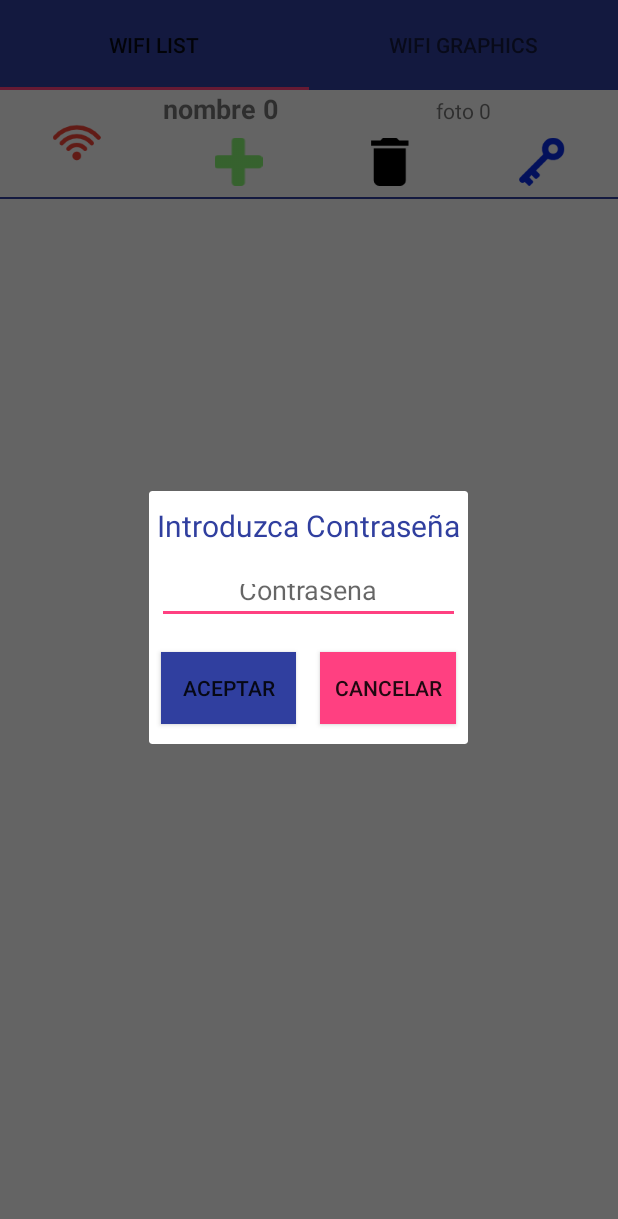
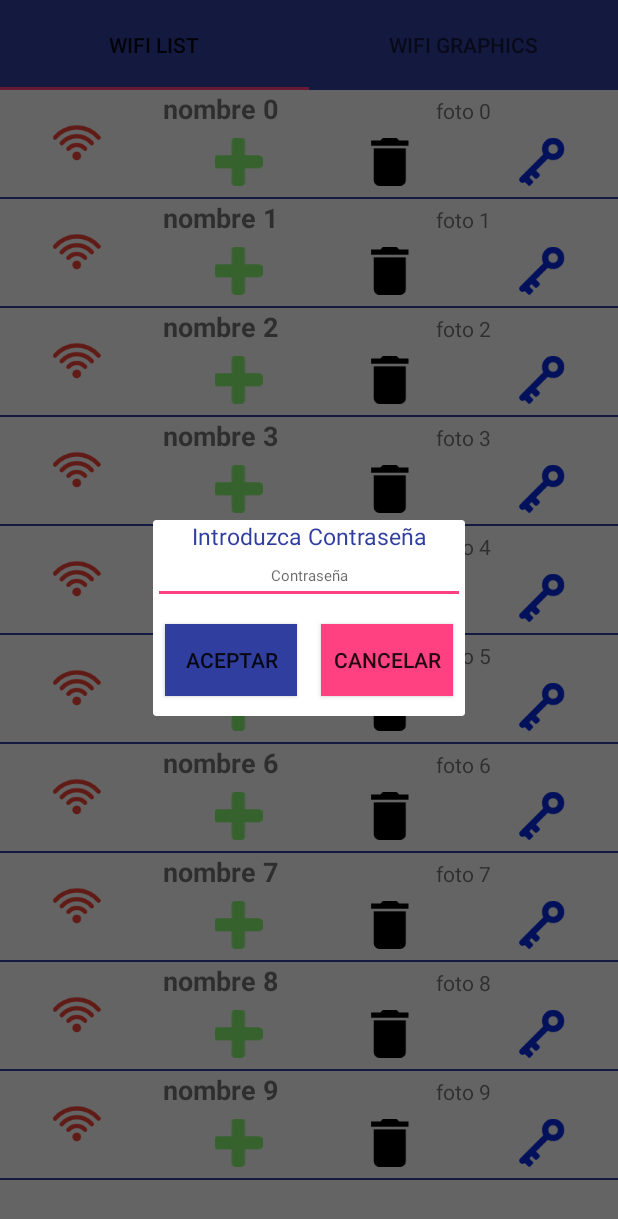
Before and after one commit to makhnnar/wifiviewer, an Android app: the fragment AddWifiDialog placed in its activity, on a phone screen of 412 x 824 dp. Shown: the top 1219 px of the screen. Run offline under Robolectric (Android 15) with nearby library versions, the phone set to English and light mode, and no system bars; libraries missing offline, so code that uses them is left out: com.github.mikephil.charting; 17 statements that could not run were skipped.

Commit message:
Adding Graphics

```diff
--- a/app/src/main/java/com/testapplication/makhnnar/wifiviewerinit/home/wifigraphics/WifiGraphicsFragment.java
+++ b/app/src/main/java/com/testapplication/makhnnar/wifiviewerinit/home/wifigraphics/WifiGraphicsFragment.java
@@ -7,10 +7,14 @@ import android.view.LayoutInflater;
 import android.view.View;
 import android.view.ViewGroup;
 
-import com.github.mikephil.charting.charts.LineChart;
+import com.github.mikephil.charting.charts.BarChart;
+
+import com.github.mikephil.charting.components.Legend;
+import com.github.mikephil.charting.data.BarData;
+import com.github.mikephil.charting.data.BarDataSet;
+import com.github.mikephil.charting.data.BarEntry;
 import com.github.mikephil.charting.data.Entry;
-import com.github.mikephil.charting.data.LineData;
-import com.github.mikephil.charting.data.LineDataSet;
+
 import com.testapplication.makhnnar.wifiviewerinit.R;
 import com.testapplication.makhnnar.wifiviewerinit.home.wifilist.model.WifiListItemData;
 
@@ -26,7 +30,10 @@ public class WifiGraphicsFragment  extends Fragment
 
     private ArrayList<WifiListItemData> mDataset = new ArrayList<>();
 
-    List<Entry> entries = new ArrayList<Entry>();
+    private ArrayList<String> etiquetas = new ArrayList<>();
+
+
+    List<BarEntry> entries = new ArrayList<BarEntry>();
 
     public static WifiGraphicsFragment newInstance() {
 
@@ -50,7 +57,7 @@ public class WifiGraphicsFragment  extends Fragment
 
         //presenter = new ListaAmigosPresenter(this, getActivity());
 
-        LineChart chart = (LineChart) view.findViewById(R.id.chart);
+        BarChart chart = (BarChart) view.findViewById(R.id.chart);
 
         for (int i = 0; i < 10; i++) {
             mDataset.add(new WifiListItemData("nombre " + i, "mensaje " + i, "foto " + i, i));
@@ -59,21 +66,95 @@ public class WifiGraphicsFragment  extends Fragment
         int i = 1;
 
         for(WifiListItemData data : mDataset) {
+            BarEntry barEntry = new BarEntry(i,data.getIntensity());
 
             // turn your data into Entry objects
-            entries.add(new Entry(i,data.getIntensity()));
+            entries.add(barEntry);
+
+            etiquetas.add("etiqueta " + i);
 
             i++;
 
         }
 
-        LineDataSet dataSet = new LineDataSet(entries, "Label"); // add entries to dataset
+
+        BarDataSet set = new BarDataSet(entries, "Signal Intensity");
+
+        /*set.setColors(new int[] {
+                R.color.colorAccent,
+                R.color.colorPrimary,
+                R.color.colorPrimaryDark,
+                R.color.colorPrimary
+        }, getContext());*/
+
+
+       Legend l = chart.getLegend();
+
+
+
+        /*l.setExtra(
+                new int[]{
+                        R.color.colorAccent,
+                        R.color.colorPrimary,
+                        R.color.colorPrimaryDark,
+                        R.color.colorPrimary,
+                        R.color.colorAccent,
+                        R.color.colorPrimary,
+                        R.color.colorPrimaryDark,
+                        R.color.colorPrimary,
+                        R.color.colorAccent,
+                        R.color.colorPrimary
+                },
+                new String[]{
+
+                        "etiqueta 1",
+                        "etiqueta 2",
+                        "etiqueta 3",
+                        "etiqueta 4",
+                        "etiqueta 5",
+                        "etiqueta 6",
+                        "etiqueta 7",
+                        "etiqueta 8",
+                        "etiqueta 9",
+                        "etiqueta 10"
+
+
+        });*/
+
+
+
+        l.setFormSize(10f); // set the size of the legend forms/shapes
+        l.setForm(Legend.LegendForm.CIRCLE); // set what type of form/shape should be used
+        l.setTextSize(12f);
+        l.setTextColor(Color.BLACK);
+        l.setXEntrySpace(5f); // set the space between the legend entries on the x-axis
+        l.setYEntrySpace(5f); // set the space between the legend entries on the y-axis
+
+        set.setStackLabels(new String [] {
+                "etiqueta 1",
+                "etiqueta 2",
+                "etiqueta 3",
+                "etiqueta 4",
+                "etiqueta 5",
+                "etiqueta 6",
+                "etiqueta 7",
+                "etiqueta 8",
+                "etiqueta 9",
+                "etiqueta 10"
+
+
+        });
+
+        BarData data = new BarData(set);
+        data.setBarWidth(0.9f); // set custom bar width
+        chart.setData(data);
+        chart.setFitBars(true); // make the x-axis fit exactly all bars
+        chart.invalidate(); // refresh
+
+        /*BarDataSet dataSet = new BarDataSet(entries, "Label"); // add entries to dataset
         dataSet.setColor(Color.BLUE);
-        dataSet.setValueTextColor(Color.BLACK);
+        dataSet.setValueTextColor(Color.BLACK);*/
 
-        LineData lineData = new LineData(dataSet);
-        chart.setData(lineData);
-        chart.invalidate(); // refresh
 
         return view;
     }
--- a/app/src/main/java/com/testapplication/makhnnar/wifiviewerinit/home/wifilist/WifiListAdapter.java
+++ b/app/src/main/java/com/testapplication/makhnnar/wifiviewerinit/home/wifilist/WifiListAdapter.java
@@ -3,6 +3,7 @@ package com.testapplication.makhnnar.wifiviewerinit.home.wifilist;
 import android.content.Context;
 import android.support.annotation.NonNull;
 import android.support.v7.widget.RecyclerView;
+import android.util.Log;
 import android.view.LayoutInflater;
 import android.view.View;
 import android.view.ViewGroup;
@@ -26,9 +27,9 @@ public class WifiListAdapter extends RecyclerView.Adapter<WifiListAdapter.ViewHo
         TextView tv_wli_nombre_wifi;
         TextView tv_wli_pass;
         ImageView iv_wli_foto_signal;
-        ImageView tv_wli_add;
-        ImageView tv_wli_delete;
-        ImageView tv_wli_ver_pass;
+        ImageView iv_wli_add;
+        ImageView iv_wli_delete;
+        ImageView iv_wli_ver_pass;
 
 
         ViewHolder(View v) {
@@ -37,9 +38,9 @@ public class WifiListAdapter extends RecyclerView.Adapter<WifiListAdapter.ViewHo
             tv_wli_nombre_wifi = v.findViewById(R.id.tv_wli_nombre_wifi);
             tv_wli_pass = v.findViewById(R.id.tv_wli_pass);
             iv_wli_foto_signal = v.findViewById(R.id.iv_wli_foto_signal);
-            tv_wli_add = v.findViewById(R.id.tv_wli_add);
-            tv_wli_delete = v.findViewById(R.id.tv_wli_delete);
-            tv_wli_ver_pass = v.findViewById(R.id.tv_wli_ver_pass);
+            iv_wli_add = v.findViewById(R.id.iv_wli_add);
+            iv_wli_delete = v.findViewById(R.id.iv_wli_delete);
+            iv_wli_ver_pass = v.findViewById(R.id.iv_wli_ver_pass);
 
         }
     }
@@ -48,6 +49,8 @@ public class WifiListAdapter extends RecyclerView.Adapter<WifiListAdapter.ViewHo
     public WifiListAdapter(Context context, ArrayList<WifiListItemData> myDataset) {
         mDataset = myDataset;
         mContext = context;
+
+        Log.i("cualquiera", "WifiListAdapter: " + mDataset.size());
     }
 
     @NonNull
@@ -62,6 +65,7 @@ public class WifiListAdapter extends RecyclerView.Adapter<WifiListAdapter.ViewHo
 
     @Override
     public void onBindViewHolder(@NonNull ViewHolder holder, final int position) {
+        Log.i("cualquiera", "onBindViewHolder: " + mDataset.get(position).toString());
 
         holder.tv_wli_nombre_wifi.setText(mDataset.get(position).getNombre());
         holder.tv_wli_pass.setText(mDataset.get(position).getPassword());
@@ -76,7 +80,7 @@ public class WifiListAdapter extends RecyclerView.Adapter<WifiListAdapter.ViewHo
             }
         });
 
-        holder.tv_wli_add.setOnClickListener(new View.OnClickListener() {
+        holder.iv_wli_add.setOnClickListener(new View.OnClickListener() {
             @Override
             public void onClick(View view) {
                 if (listener != null) {
@@ -85,7 +89,7 @@ public class WifiListAdapter extends RecyclerView.Adapter<WifiListAdapter.ViewHo
             }
         });
 
-        holder.tv_wli_delete.setOnClickListener(new View.OnClickListener() {
+        holder.iv_wli_delete.setOnClickListener(new View.OnClickListener() {
             @Override
             public void onClick(View view) {
                 if (listener != null) {
@@ -94,7 +98,7 @@ public class WifiListAdapter extends RecyclerView.Adapter<WifiListAdapter.ViewHo
             }
         });
 
-        holder.tv_wli_ver_pass.setOnClickListener(new View.OnClickListener() {
+        holder.iv_wli_ver_pass.setOnClickListener(new View.OnClickListener() {
             @Override
             public void onClick(View view) {
                 if (listener != null) {
@@ -102,12 +106,6 @@ public class WifiListAdapter extends RecyclerView.Adapter<WifiListAdapter.ViewHo
                 }
             }
         });
-
-
-
-
-
-
 
     }
 
@@ -117,7 +115,6 @@ public class WifiListAdapter extends RecyclerView.Adapter<WifiListAdapter.ViewHo
             notifyDataSetChanged();
         }
     }
-
 
     @Override
     public int getItemCount() {
--- a/app/src/main/java/com/testapplication/makhnnar/wifiviewerinit/home/wifilist/WifiListFragment.java
+++ b/app/src/main/java/com/testapplication/makhnnar/wifiviewerinit/home/wifilist/WifiListFragment.java
@@ -61,7 +61,11 @@ public class WifiListFragment extends Fragment implements
         rv_fwl_list_wifi.setLayoutManager(mLayoutManager);
 
         for (int i = 0; i < 10; i++) {
-            mDataset.add(new WifiListItemData("nombre " + i, "mensaje " + i, "foto " + i, i));
+            mDataset.add(new WifiListItemData(
+                    "nombre " + i,
+                    "mensaje " + i,
+                    "foto " + i,
+                    i));
         }
 
         wifiListAdapter = new WifiListAdapter(getContext(), mDataset);
--- a/app/src/main/java/com/testapplication/makhnnar/wifiviewerinit/home/wifilist/model/WifiListItemData.java
+++ b/app/src/main/java/com/testapplication/makhnnar/wifiviewerinit/home/wifilist/model/WifiListItemData.java
@@ -44,4 +44,14 @@ public class WifiListItemData {
     public void setIntensity(int intensity) {
         this.intensity = intensity;
     }
+
+    @Override
+    public String toString() {
+        return "WifiListItemData{" +
+                "nombre='" + nombre + '\'' +
+                ", id='" + id + '\'' +
+                ", password='" + password + '\'' +
+                ", intensity=" + intensity +
+                '}';
+    }
 }
--- a/app/src/main/res/layout/add_wifi_dialog.xml
+++ b/app/src/main/res/layout/add_wifi_dialog.xml
@@ -2,7 +2,7 @@
 <LinearLayout
     xmlns:android="http://schemas.android.com/apk/res/android"
     android:layout_width="match_parent"
-    android:layout_height="200dp"
+    android:layout_height="300dp"
     android:layout_gravity="center"
     android:orientation="vertical">
 
@@ -17,22 +17,23 @@
             android:id="@+id/tv_awd_accept_pass"
             android:layout_width="match_parent"
             android:layout_height="0dp"
-            android:layout_weight="3"
+            android:layout_weight="1"
             android:gravity="center"
             android:text="Introduzca Contraseña"
             android:textAlignment="center"
             android:textColor="@color/colorPrimaryDark"
-            android:textSize="20sp"
-            android:layout_margin="5dp"/>
+            android:textSize="15sp"
+            />
 
         <EditText
             android:id="@+id/et_awd_enter_pass"
             android:layout_width="match_parent"
             android:layout_height="0dp"
-            android:layout_weight="3"
+            android:layout_weight="2"
             android:gravity="center"
             android:hint="Contraseña"
-            android:layout_margin="5dp"/>
+            android:textSize="10dp"
+            />
 
 
     </LinearLayout>
@@ -57,7 +58,6 @@
             android:id="@+id/btn_awd_accept"
             android:layout_width="0dp"
             android:layout_height="match_parent"
-            android:layout_gravity="center_vertical"
             android:layout_weight="1"
             android:layout_margin="8dp"
             android:background="@color/colorPrimaryDark"
@@ -67,7 +67,6 @@
             android:id="@+id/btn_awd_cancel"
             android:layout_width="0dp"
             android:layout_height="match_parent"
-            android:layout_gravity="center_vertical"
             android:layout_weight="1"
             android:layout_margin="8dp"
             android:background="@color/colorAccent"
--- a/app/src/main/res/layout/fragment_wifi_graphics.xml
+++ b/app/src/main/res/layout/fragment_wifi_graphics.xml
@@ -5,7 +5,7 @@
     android:layout_height="match_parent"
     >
 
-    <com.github.mikephil.charting.charts.LineChart
+    <com.github.mikephil.charting.charts.BarChart
         android:id="@+id/chart"
         android:layout_width="match_parent"
         android:layout_height="match_parent" />
--- a/app/src/main/res/layout/wifi_list_item.xml
+++ b/app/src/main/res/layout/wifi_list_item.xml
@@ -1,7 +1,7 @@
 <?xml version="1.0" encoding="utf-8"?>
 <LinearLayout xmlns:android="http://schemas.android.com/apk/res/android"
     android:layout_width="match_parent"
-    android:layout_height="match_parent"
+    android:layout_height="wrap_content"
     android:orientation="vertical">
 
     <LinearLayout
@@ -78,7 +78,7 @@
                 android:orientation="horizontal">
 
                 <ImageView
-                    android:id="@+id/tv_wli_add"
+                    android:id="@+id/iv_wli_add"
                     android:layout_width="0dp"
                     android:layout_height="match_parent"
                     android:layout_weight="1"
@@ -88,7 +88,7 @@
                     android:gravity="center" />
 
                 <ImageView
-                    android:id="@+id/tv_wli_delete"
+                    android:id="@+id/iv_wli_delete"
                     android:layout_width="0dp"
                     android:layout_height="match_parent"
                     android:layout_weight="1"
@@ -98,7 +98,7 @@
                     android:gravity="center" />
 
                 <ImageView
-                    android:id="@+id/tv_wli_ver_pass"
+                    android:id="@+id/iv_wli_ver_pass"
                     android:layout_width="0dp"
                     android:layout_height="match_parent"
                     android:layout_weight="1"
```
